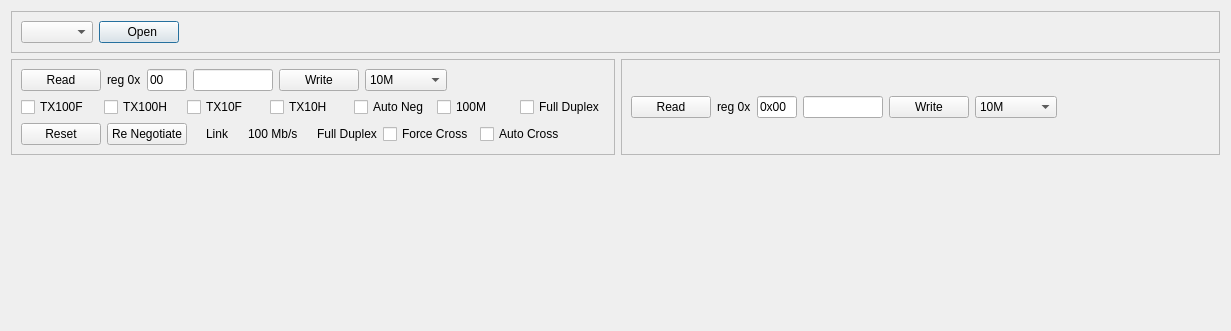
This is dialog.ui in fdarling/Test-Colorlight-Ethernet as Qt 5 draws it before an edit. The edited form follows.
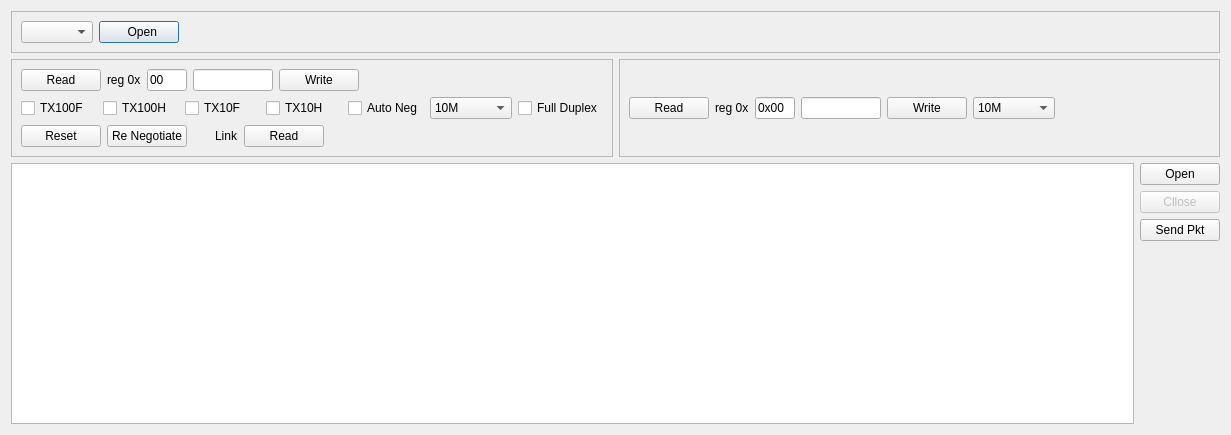
This is the edited form. Icons and pictures are not drawn.

Commit message: UDP Send Packet functionality is added

The edit to the form file:
```diff
--- a/dialog.ui
+++ b/dialog.ui
@@ -7,7 +7,7 @@
     <x>0</x>
     <y>0</y>
     <width>1231</width>
-    <height>331</height>
+    <height>435</height>
    </rect>
   </property>
   <property name="windowTitle">
@@ -131,30 +131,6 @@
             </property>
            </widget>
           </item>
-          <item>
-           <widget class="QComboBox" name="m_comboSpeed_0">
-            <item>
-             <property name="text">
-              <string>10M</string>
-             </property>
-            </item>
-            <item>
-             <property name="text">
-              <string>100M</string>
-             </property>
-            </item>
-            <item>
-             <property name="text">
-              <string>1G</string>
-             </property>
-            </item>
-            <item>
-             <property name="text">
-              <string>Reserved</string>
-             </property>
-            </item>
-           </widget>
-          </item>
           <item>
            <spacer name="horizontalSpacer">
             <property name="orientation">
@@ -208,10 +184,27 @@
            </widget>
           </item>
           <item>
-           <widget class="QCheckBox" name="m_cb100M_0">
-            <property name="text">
-             <string>100M</string>
-            </property>
+           <widget class="QComboBox" name="m_comboSpeed_0">
+            <item>
+             <property name="text">
+              <string>10M</string>
+             </property>
+            </item>
+            <item>
+             <property name="text">
+              <string>100M</string>
+             </property>
+            </item>
+            <item>
+             <property name="text">
+              <string>1G</string>
+             </property>
+            </item>
+            <item>
+             <property name="text">
+              <string>Reserved</string>
+             </property>
+            </item>
            </widget>
           </item>
           <item>
@@ -275,86 +268,9 @@
            </widget>
           </item>
           <item>
-           <widget class="QLabel" name="m_led100_0">
-            <property name="sizePolicy">
-             <sizepolicy hsizetype="Fixed" vsizetype="Fixed">
-              <horstretch>16</horstretch>
-              <verstretch>16</verstretch>
-             </sizepolicy>
-            </property>
-            <property name="maximumSize">
-             <size>
-              <width>16</width>
-              <height>16</height>
-             </size>
-            </property>
+           <widget class="QPushButton" name="m_btnUpdateUi_0">
             <property name="text">
-             <string/>
-            </property>
-            <property name="textFormat">
-             <enum>Qt::AutoText</enum>
-            </property>
-            <property name="pixmap">
-             <pixmap resource="icons.qrc">:/new/icons/Icons/LedGray.png</pixmap>
-            </property>
-            <property name="scaledContents">
-             <bool>true</bool>
-            </property>
-           </widget>
-          </item>
-          <item>
-           <widget class="QLabel" name="label_6">
-            <property name="text">
-             <string>100 Mb/s</string>
-            </property>
-           </widget>
-          </item>
-          <item>
-           <widget class="QLabel" name="m_ledFullDuplex_0">
-            <property name="sizePolicy">
-             <sizepolicy hsizetype="Fixed" vsizetype="Fixed">
-              <horstretch>16</horstretch>
-              <verstretch>16</verstretch>
-             </sizepolicy>
-            </property>
-            <property name="maximumSize">
-             <size>
-              <width>16</width>
-              <height>16</height>
-             </size>
-            </property>
-            <property name="text">
-             <string/>
-            </property>
-            <property name="textFormat">
-             <enum>Qt::AutoText</enum>
-            </property>
-            <property name="pixmap">
-             <pixmap resource="icons.qrc">:/new/icons/Icons/LedGray.png</pixmap>
-            </property>
-            <property name="scaledContents">
-             <bool>true</bool>
-            </property>
-           </widget>
-          </item>
-          <item>
-           <widget class="QLabel" name="label_7">
-            <property name="text">
-             <string>Full Duplex</string>
-            </property>
-           </widget>
-          </item>
-          <item>
-           <widget class="QCheckBox" name="m_cbCrossCable_0">
-            <property name="text">
-             <string>Force Cross</string>
-            </property>
-           </widget>
-          </item>
-          <item>
-           <widget class="QCheckBox" name="m_cbAutoCross_0">
-            <property name="text">
-             <string>Auto Cross</string>
+             <string>Read</string>
             </property>
            </widget>
           </item>
@@ -491,17 +407,52 @@
     </layout>
    </item>
    <item>
-    <spacer name="verticalSpacer">
-     <property name="orientation">
-      <enum>Qt::Vertical</enum>
-     </property>
-     <property name="sizeHint" stdset="0">
-      <size>
-       <width>20</width>
-       <height>40</height>
-      </size>
-     </property>
-    </spacer>
+    <layout class="QHBoxLayout" name="horizontalLayout">
+     <item>
+      <widget class="QTableWidget" name="m_listEthCardNames"/>
+     </item>
+     <item>
+      <layout class="QVBoxLayout" name="verticalLayout_3">
+       <item>
+        <widget class="QPushButton" name="m_btnOpenEthCard">
+         <property name="text">
+          <string>Open</string>
+         </property>
+        </widget>
+       </item>
+       <item>
+        <widget class="QPushButton" name="m_btnCloseEthCard">
+         <property name="enabled">
+          <bool>false</bool>
+         </property>
+         <property name="text">
+          <string>Cllose</string>
+         </property>
+        </widget>
+       </item>
+       <item>
+        <widget class="QPushButton" name="m_btnSendPkt">
+         <property name="text">
+          <string>Send Pkt</string>
+         </property>
+        </widget>
+       </item>
+       <item>
+        <spacer name="verticalSpacer">
+         <property name="orientation">
+          <enum>Qt::Vertical</enum>
+         </property>
+         <property name="sizeHint" stdset="0">
+          <size>
+           <width>20</width>
+           <height>40</height>
+          </size>
+         </property>
+        </spacer>
+       </item>
+      </layout>
+     </item>
+    </layout>
    </item>
   </layout>
  </widget>
```
The commit also changes 3 other files.
